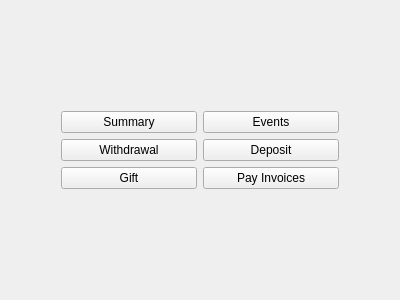
Above: Ohjelman käyttöliittymät/Gui/mainview.ui from JIkaheimo/ohjelmistokehityksen-sovellusprojekti-2k19 before the change. Below: the same form after it.
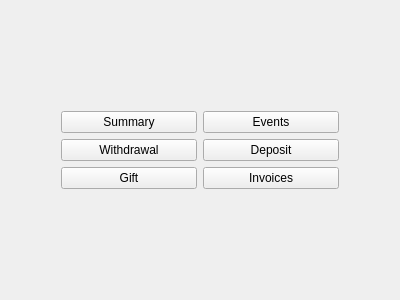
That is the form after the change.

Patch:
```diff
--- a/Ohjelman käyttöliittymät/Gui/mainview.ui
+++ b/Ohjelman käyttöliittymät/Gui/mainview.ui
@@ -110,7 +110,7 @@
    <item row="3" column="2">
     <widget class="QPushButton" name="btnToInvoices">
      <property name="text">
-      <string>Pay Invoices</string>
+      <string>Invoices</string>
      </property>
     </widget>
    </item>
```
